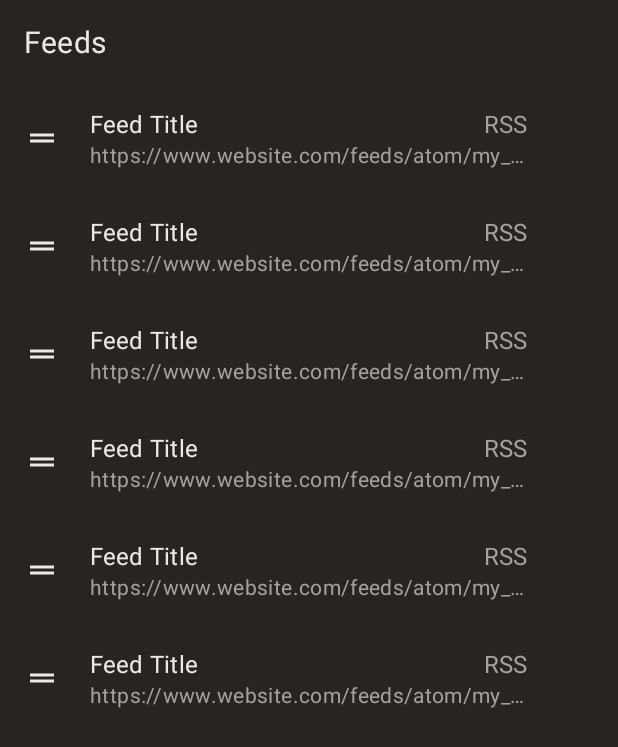
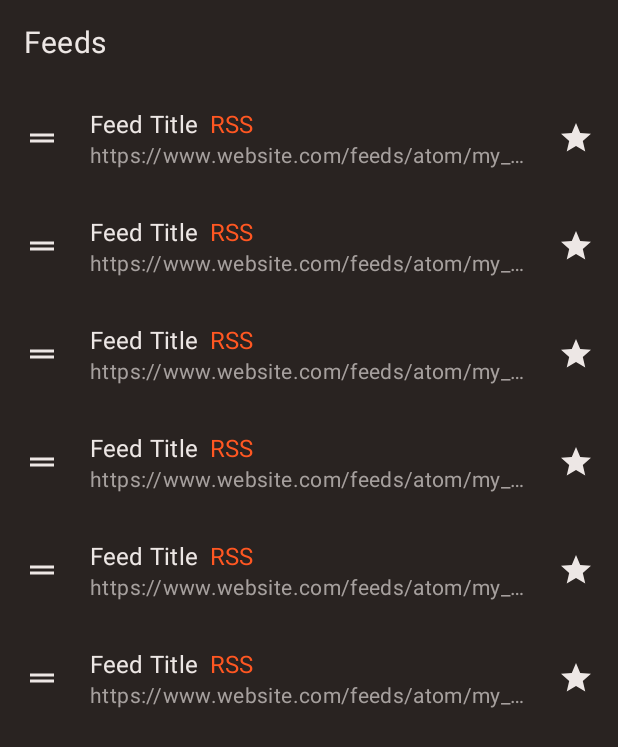
Before and after one commit to ediTLJ/novelty, an Android app: the layout activity_feeds.xml on its own in the app's theme, with its tools: preview values and no code run, on a phone screen of 412 x 824 dp. Shown: the top 747 px of the screen. Run offline under Robolectric (Android 15) with nearby library versions, the phone set to English and light mode, and no system bars; Roboto replaces fonts that are not available here.

Commit message:
fixed feed type issues

```diff
--- a/app/src/main/java/ro/edi/novelty/data/DataManager.kt
+++ b/app/src/main/java/ro/edi/novelty/data/DataManager.kt
@@ -65,7 +65,10 @@ class DataManager private constructor(application: Application) {
 
     companion object : Singleton<DataManager, Application>(::DataManager) {
         private val REGEX_TAG_IMG =
-            Regex("<img[^>]+src\\s*=\\s*['\"]([^'\"]+)['\"][^>]*>([^<]*</img>)*", RegexOption.IGNORE_CASE)
+            Regex(
+                "<img[^>]+src\\s*=\\s*['\"]([^'\"]+)['\"][^>]*>([^<]*</img>)*",
+                RegexOption.IGNORE_CASE
+            )
         private val REGEX_TAG_BR = Regex("<\\s*<br\\s*/?>\\s*", RegexOption.IGNORE_CASE)
         // private val REGEX_BR_TAGS = Regex("(\\s*<br\\s*[/]*>\\s*){3,}", RegexOption.IGNORE_CASE)
         private val REGEX_EMPTY_TAGS = Regex("(<[^>]*>\\s*</[^>]*>)+", RegexOption.IGNORE_CASE)
@@ -126,7 +129,8 @@ class DataManager private constructor(application: Application) {
             .optionalEnd()
             .optionalStart()
             .appendOffset("+HHMM", "GMT")
-            .toFormatter().withResolverStyle(ResolverStyle.SMART).withChronology(IsoChronology.INSTANCE)
+            .toFormatter().withResolverStyle(ResolverStyle.SMART)
+            .withChronology(IsoChronology.INSTANCE)
     }
 
     /**
@@ -295,8 +299,8 @@ class DataManager private constructor(application: Application) {
                     url.hashCode(),
                     title,
                     url,
+                    type,
                     tab,
-                    type,
                     isStarred
                 )
             db.feedDao().insert(dbFeed)
@@ -428,7 +432,8 @@ class DataManager private constructor(application: Application) {
         // FIXME update title, text & date if already in db
         db.runInTransaction {
             db.newsDao().insert(dbNews)
-            db.newsDao().deleteOlder(feedId, Instant.now().toEpochMilli() - DateUtils.WEEK_IN_MILLIS)
+            db.newsDao()
+                .deleteOlder(feedId, Instant.now().toEpochMilli() - DateUtils.WEEK_IN_MILLIS)
             db.newsDao().deleteAllButLatest(feedId, 100)
         }
         // isFetching.postValue(false)
--- a/app/src/main/java/ro/edi/novelty/data/db/entity/DbFeed.kt
+++ b/app/src/main/java/ro/edi/novelty/data/db/entity/DbFeed.kt
@@ -25,7 +25,7 @@ data class DbFeed(
     @PrimaryKey val id: Int,
     val title: String,
     val url: String,
+    val type: Int,
     val tab: Int,
-    val type: Int,
     @ColumnInfo(name = "is_starred") val isStarred: Boolean = true
 )
--- a/app/src/main/res/layout/feed_item.xml
+++ b/app/src/main/res/layout/feed_item.xml
@@ -47,9 +47,8 @@
 
             <TextView
                 android:id="@+id/feed_title"
-                android:layout_width="0dp"
+                android:layout_width="wrap_content"
                 android:layout_height="match_parent"
-                android:layout_weight="1"
                 android:ellipsize="end"
                 android:lines="1"
                 android:text="@{model.getFeed(position).title}"
@@ -65,9 +64,8 @@
                 android:lines="1"
                 android:text="@{context.getString(model.getFeedTypeRes(position))}"
                 android:textAppearance="@style/App.TextAppearance.Subtitle1"
-                android:textColor="?android:textColorSecondary"
+                android:textColor="?colorPrimary"
                 tools:text="RSS" />
-
             </LinearLayout>
 
             <TextView
@@ -88,6 +86,7 @@
             android:layout_height="56dp"
             android:contentDescription="@string/description_unstar"
             android:scaleType="centerInside"
-            android:src="@{ContextCompat.getDrawable(context, model.getStarredImageRes(position))}" />
+            android:src="@{ContextCompat.getDrawable(context, model.getStarredImageRes(position))}"
+            tools:src="@drawable/ic_star" />
     </LinearLayout>
 </layout>
```
